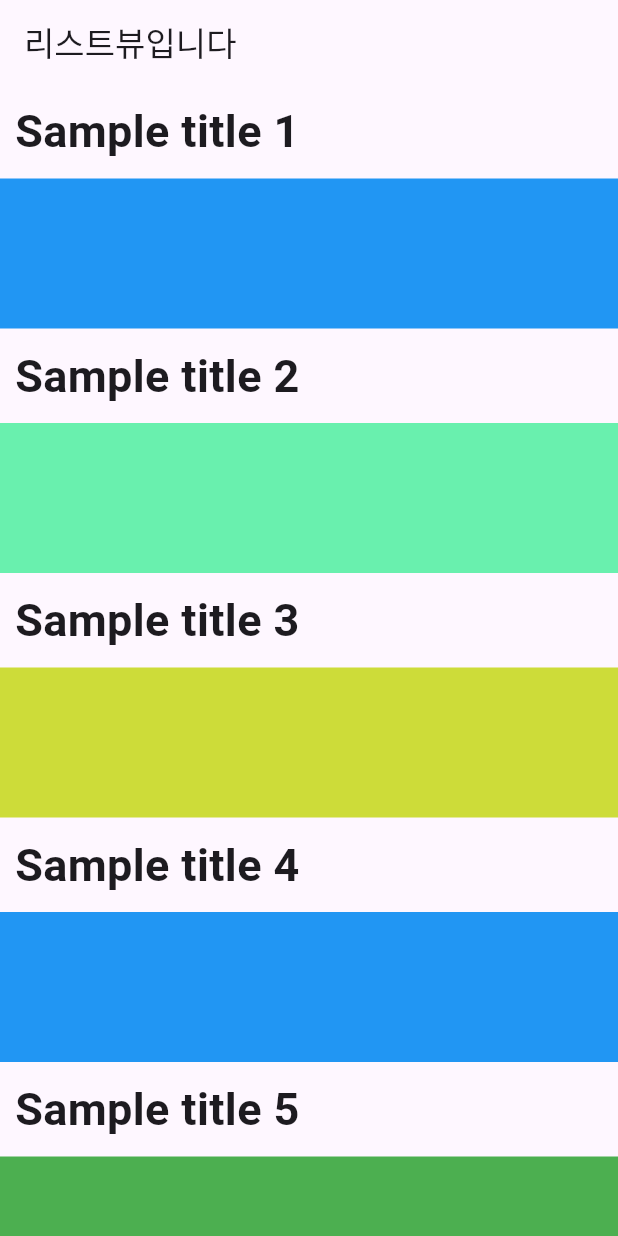
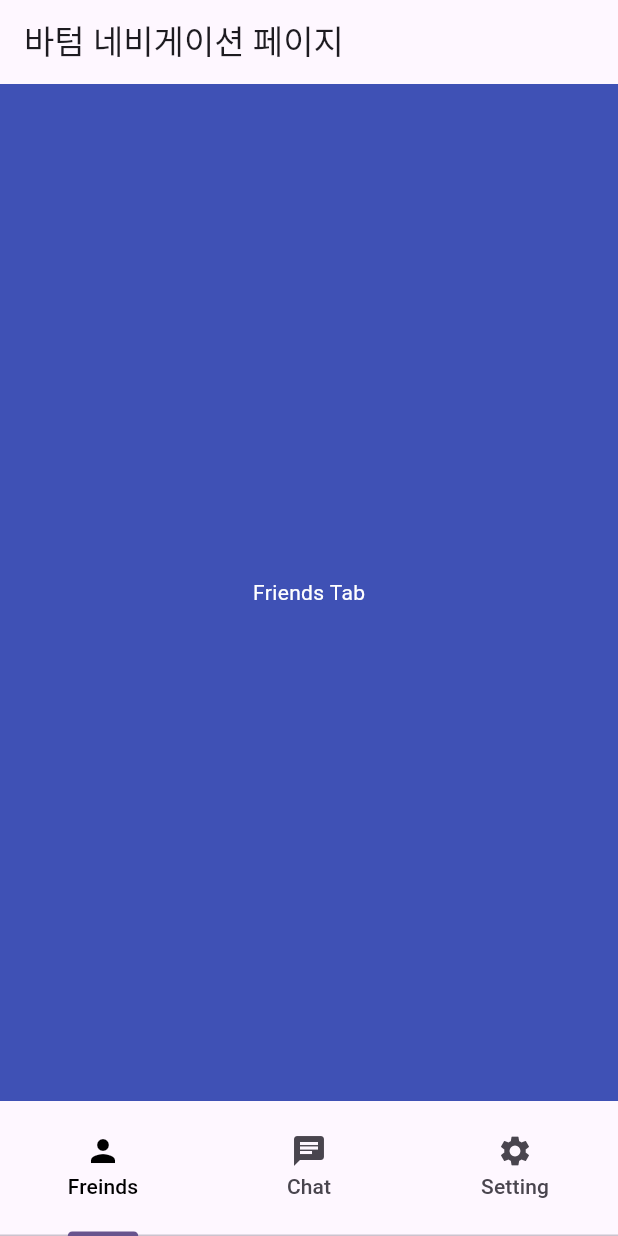
Before and after one commit to jonny995483/flutter_gang, a Flutter app: the screen it shows after launch, on a phone screen of 412 x 824 dp. Run offline on Flutter 3.47's test engine with Material 3 defaults, Android fonts, the phone set to English and light mode, and no system bars.

Commit message:
밥먹기전

```diff
--- a/lib/bottom_navigator_bar.dart
+++ b/lib/bottom_navigator_bar.dart
@@ -0,0 +1,91 @@
+import 'package:flutter/material.dart';
+
+class MyHomePage extends StatefulWidget {
+  const MyHomePage({super.key});
+
+  @override
+  State<MyHomePage> createState() => _MyHomePageState();
+}
+
+class _MyHomePageState extends State<MyHomePage> with SingleTickerProviderStateMixin{
+
+  late TabController _tabController;
+  int _selectedIndex = 0;
+
+
+  @override
+  void initState() {
+    super.initState();
+    _tabController = TabController(length: 3, vsync: this);
+
+    _tabController.addListener(
+        () => setState(() {
+          _selectedIndex = _tabController.index;
+        }),
+    );
+  }
+
+  @override
+  void dispose() {
+    // TODO: implement dispose
+    super.dispose();
+  }
+
+
+  @override
+  Widget build(BuildContext context) {
+    return Scaffold(
+      appBar: AppBar(
+        title: Text("바텀 네비게이션 페이지"),
+      ),
+      body: _selectedIndex == 0 ?
+       tabContainer(context, Colors.indigo, "Friends Tab")
+          : _selectedIndex == 1 ?
+            tabContainer(context, Colors.yellow, "Chats Tab")
+           : tabContainer(context, Colors.red, "Settings Tab"),
+
+      bottomNavigationBar: SizedBox(
+        height: 90,
+        child: TabBar(
+        controller: _tabController,
+        labelColor: Colors.black,
+        tabs: [
+          Tab(
+            icon: Icon(Icons.person),
+            text: "Freinds",
+          ),
+
+          Tab(
+            icon: Icon(Icons.chat),
+            text: "Chat",
+          ),
+
+          Tab(
+            icon: Icon(Icons.settings),
+            text: "Setting",
+          )
+        ],
+      )
+    ),
+
+    );
+  }
+
+
+
+  Widget tabContainer(BuildContext con, Color tabColor, String tabText){
+    return Container(
+      width: MediaQuery.of(con).size.width,
+      height: MediaQuery.of(con).size.height,
+      color: tabColor,
+      child: Center(
+        child: Text(
+          tabText,
+          style: const TextStyle(
+            color: Colors.white
+          )
+        ),
+      ),
+    );
+  }
+}
--- a/lib/main.dart
+++ b/lib/main.dart
@@ -1,5 +1,5 @@
 import 'package:flutter/material.dart';
-import 'listview.dart';
+import 'bottom_navigator_bar.dart';
 
 void main() {
   runApp(const MyApp());
```
Also changed, not shown: lib/scroleview_pagination.dart (+115 -42 lines).
